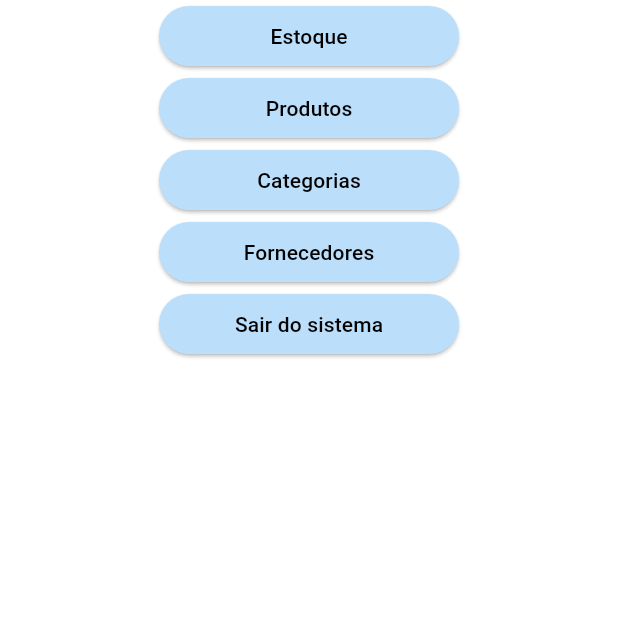
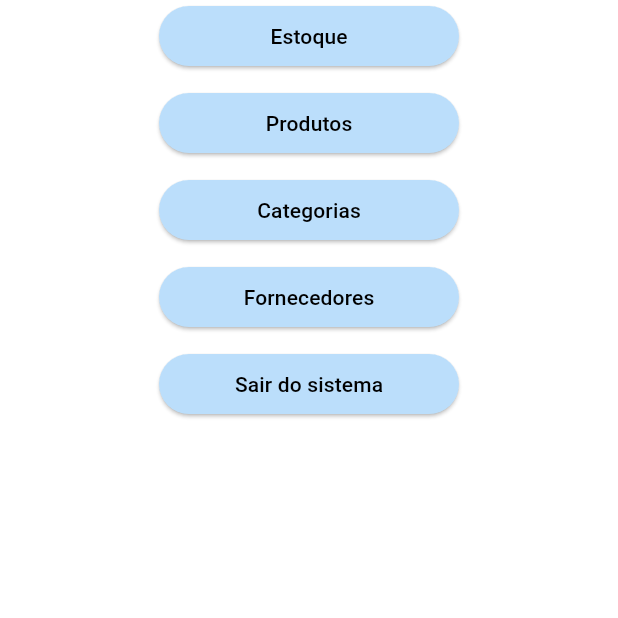
Before and after one commit to gustavo-berti/gerenciamento_de_estoque, a Flutter app: the WidgetMenu screen opened by its route, on a phone screen of 412 x 824 dp, the top half of it. Run offline on Flutter 3.47's test engine with Material 3 defaults, Android fonts, the phone set to English and light mode, and no system bars.

Commit message:
feat: atualizando o estoque

```diff
--- a/lib/presentation/screens/menu/widget_menu.dart
+++ b/lib/presentation/screens/menu/widget_menu.dart
@@ -13,18 +13,22 @@ class WidgetMenu extends StatelessWidget {
           text: "Estoque",
           function: () => Navigator.pushNamed(context, Routes.home),
         ),
+        SizedBox(height: 10,),
         CustomElevatedButton(
           text: "Produtos",
           function: () => Navigator.pushNamed(context, Routes.productList),
         ),
+        SizedBox(height: 10,),
         CustomElevatedButton(
           text: "Categorias",
           function: () => Navigator.pushNamed(context, Routes.categoryList),
         ),
+        SizedBox(height: 10,),
         CustomElevatedButton(
           text: "Fornecedores",
           function: () => Navigator.pushNamed(context, Routes.supplierList),
         ),
+        SizedBox(height: 10,),
         CustomElevatedButton(
           text: "Sair do sistema",
           function: () => Navigator.pushNamed(context, Routes.login),
--- a/lib/presentation/widgets/custom_scaffold.dart
+++ b/lib/presentation/widgets/custom_scaffold.dart
@@ -17,7 +17,10 @@ class CustomScafolld extends StatelessWidget{
   @override
   Widget build(BuildContext context) {
     return Scaffold(
-      drawer: hasDrawer ? Drawer(child: WidgetMenu()) : null,
+      drawer: hasDrawer ? Drawer(
+
+        width: MediaQuery.of(context).size.width*0.5,
+        child: WidgetMenu()) : null,
       appBar: AppBar(
         title: Text(title),
         backgroundColor: const Color.fromRGBO(187, 222, 251, 1),
```
Also changed, not shown: lib/domain/entities/stock.dart (+11 -4 lines), lib/presentation/screens/movement/widget_movement_form.dart (+8 -7 lines), lib/presentation/screens/stock/widget_stock.dart (+5 -2 lines), lib/domain/entities/stock_movement.dart (renamed from lib/domain/entities/stockMovement.dart), 1 other file.
